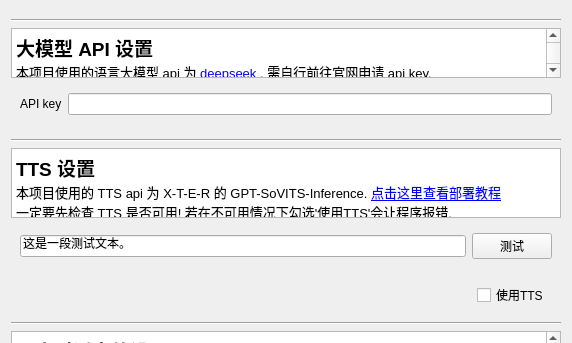
This is app/asset/xml/initialization(deprecated).ui in CodeCCsky/chatWithQing as Qt 5 draws it before an edit; both pictures show x 0 to 572 and y 0 to 343 of the 572 by 639 pixel window. The edited form follows.
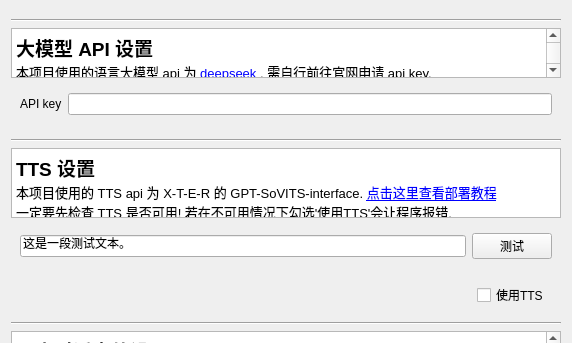
This is the edited form.

Diff of the .ui file:
```diff
--- a/app/asset/xml/initialization(deprecated).ui
+++ b/app/asset/xml/initialization(deprecated).ui
@@ -126,7 +126,7 @@
 p, li { white-space: pre-wrap; }
 &lt;/style&gt;&lt;/head&gt;&lt;body style=&quot; font-family:'SimSun'; font-size:9pt; font-weight:400; font-style:normal;&quot;&gt;
 &lt;p style=&quot; margin-top:0px; margin-bottom:0px; margin-left:0px; margin-right:0px; -qt-block-indent:0; text-indent:0px;&quot;&gt;&lt;span style=&quot; font-size:14pt; font-weight:600;&quot;&gt;TTS 设置&lt;/span&gt;&lt;/p&gt;
-&lt;p style=&quot; margin-top:0px; margin-bottom:0px; margin-left:0px; margin-right:0px; -qt-block-indent:0; text-indent:0px;&quot;&gt;&lt;span style=&quot; font-size:10pt;&quot;&gt;本项目使用的 TTS api 为 X-T-E-R 的 GPT-SoVITS-Inference. &lt;/span&gt;&lt;a href=&quot;https://www.yuque.com/xter/zibxlp/kkicvpiogcou5lgp&quot;&gt;&lt;span style=&quot; font-size:10pt; text-decoration: underline; color:#0000ff;&quot;&gt;点击这里查看部署教程&lt;/span&gt;&lt;/a&gt;&lt;/p&gt;
+&lt;p style=&quot; margin-top:0px; margin-bottom:0px; margin-left:0px; margin-right:0px; -qt-block-indent:0; text-indent:0px;&quot;&gt;&lt;span style=&quot; font-size:10pt;&quot;&gt;本项目使用的 TTS api 为 X-T-E-R 的 GPT-SoVITS-interface. &lt;/span&gt;&lt;a href=&quot;https://www.yuque.com/xter/zibxlp/kkicvpiogcou5lgp&quot;&gt;&lt;span style=&quot; font-size:10pt; text-decoration: underline; color:#0000ff;&quot;&gt;点击这里查看部署教程&lt;/span&gt;&lt;/a&gt;&lt;/p&gt;
 &lt;p style=&quot; margin-top:0px; margin-bottom:0px; margin-left:0px; margin-right:0px; -qt-block-indent:0; text-indent:0px;&quot;&gt;&lt;span style=&quot; font-size:10pt;&quot;&gt;一定要先检查 TTS 是否可用! 若在不可用情况下勾选'使用TTS'会让程序报错.&lt;/span&gt;&lt;/p&gt;&lt;/body&gt;&lt;/html&gt;</string>
      </property>
      <property name="textInteractionFlags">
```
